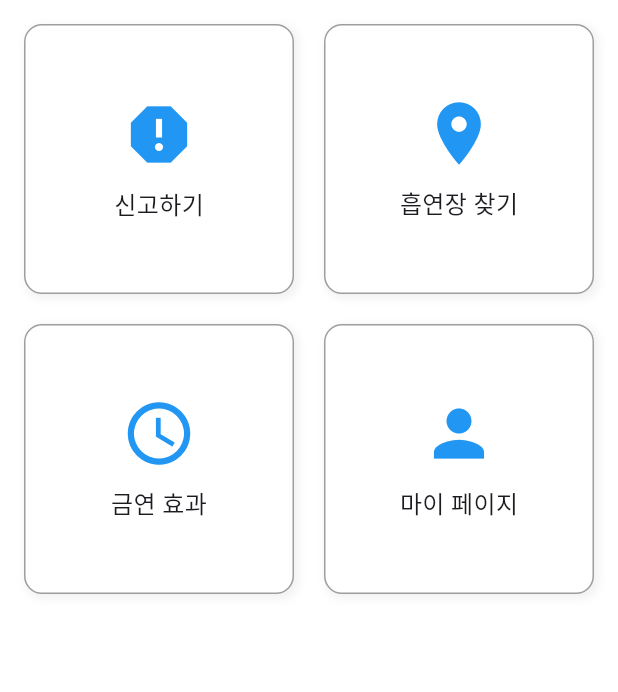
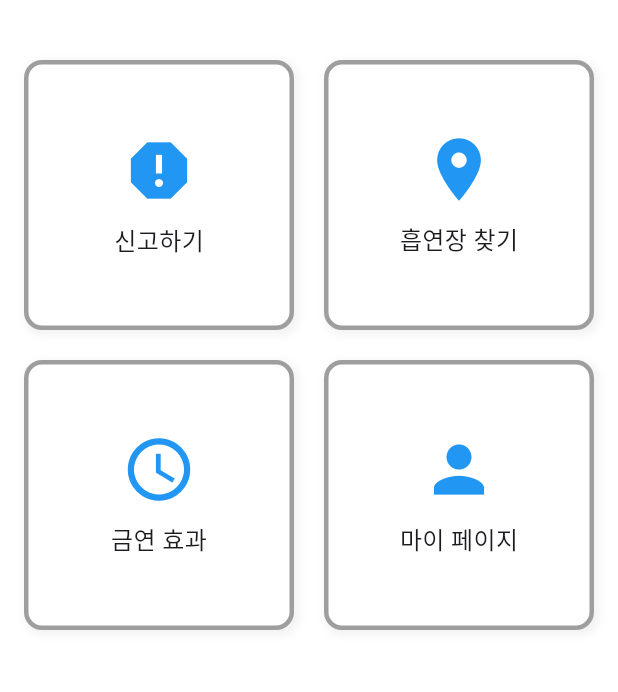
Before and after one commit to jinwon0134/capstondisign, a Flutter app: the MainPage screen opened directly, on a phone screen of 412 x 824 dp, the part 84-776 px from its top. Run offline on Flutter 3.47's test engine with Material 3 defaults, Android fonts, the phone set to English and light mode, and no system bars.

```diff
--- a/lib/Page/main_page.dart
+++ b/lib/Page/main_page.dart
@@ -28,7 +28,7 @@ class MainPage extends StatelessWidget {
     return Scaffold(
       appBar: AppBar(title: const Text('CleanZone 홈')),
       body: Padding(
-        padding: const EdgeInsets.all(16.0),
+        padding: const EdgeInsets.fromLTRB(16, 40, 16, 16), // 리스트를 아래로 내림
         child: GridView.count(
           crossAxisCount: 2,
           crossAxisSpacing: 20,
@@ -41,8 +41,11 @@ class MainPage extends StatelessWidget {
               child: Container(
                 decoration: BoxDecoration(
                   color: Colors.white,
-                  border: Border.all(color: Colors.grey), // 회색 테두리
-                  borderRadius: BorderRadius.circular(12), // 모서리 둥글게
+                  border: Border.all(
+                    color: Colors.grey,
+                    width: 3.0, // 테두리 굵게
+                  ),
+                  borderRadius: BorderRadius.circular(12),
                   boxShadow: [
                     BoxShadow(
                       color: Colors.black.withOpacity(0.05),
```
Also changed, not shown: lib/Page/report.dart (added).
